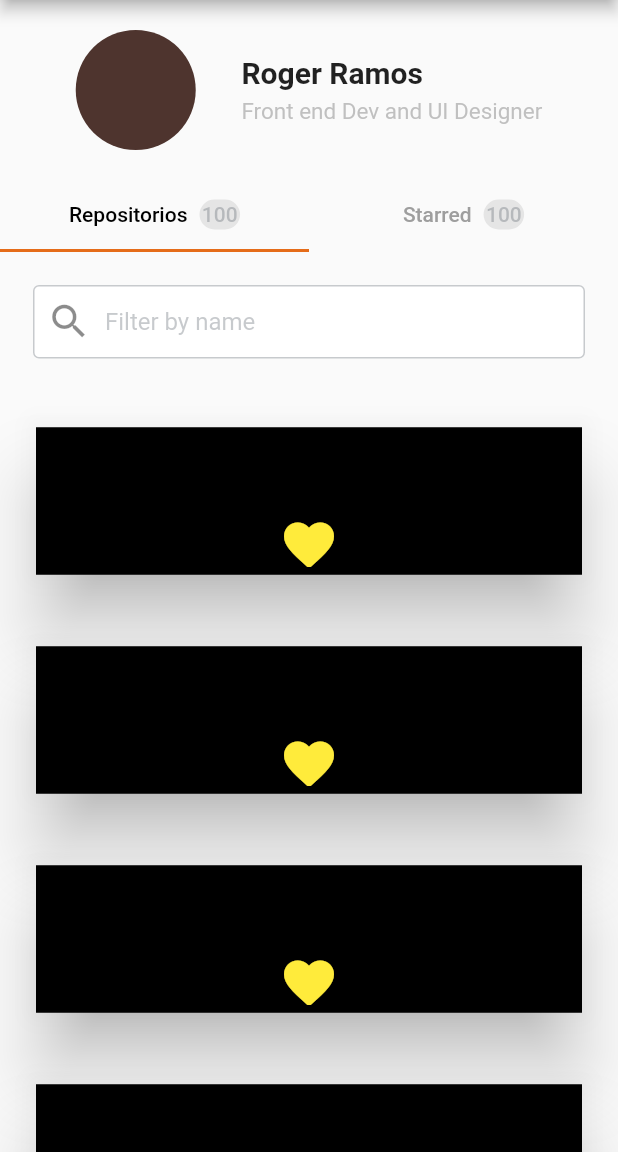
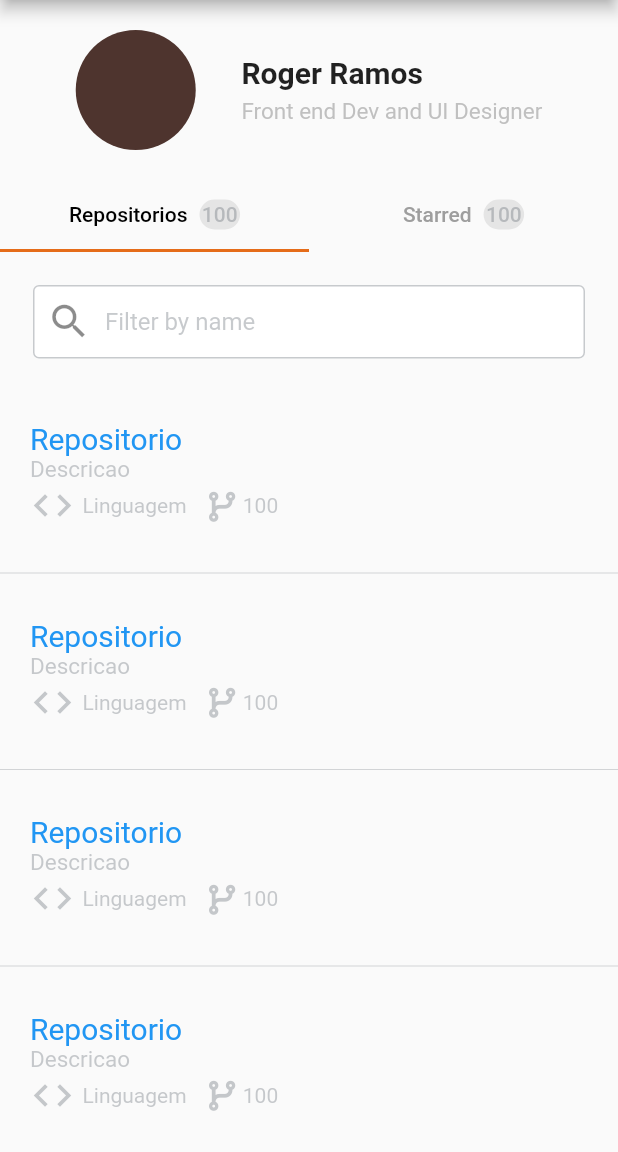
Before and after one commit to RegisSalesRA/flutter_github_api, a Flutter app: the screen it shows after launch, on a phone screen of 412 x 824 dp, the part 84-1236 px from its top. Run offline on Flutter 3.47's test engine with Material 2 defaults, Android fonts, the phone set to English and light mode, and no system bars; our stand-ins replace font_awesome_flutter.

Commit message:
Finish listview

```diff
--- a/lib/components/page_tab1.dart
+++ b/lib/components/page_tab1.dart
@@ -1,4 +1,6 @@
+import 'package:adagri/styles/text.dart';
 import 'package:flutter/material.dart';
+import 'package:font_awesome_flutter/font_awesome_flutter.dart';
 
 import '../styles/colors.dart';
 
@@ -341,29 +343,72 @@ class PageOne extends StatelessWidget {
             Expanded(
                 child: ListView.builder(
               itemBuilder: (BuildContext ctx, int index) {
-                return Padding(
-                  padding: const EdgeInsets.all(20),
-                  child: Card(
-                    shape: Border.all(
-                      width: 5,
+                return Column(
+                  children: <Widget>[
+                    Padding(
+                      padding: EdgeInsets.all(20),
+                      child: Column(
+                          crossAxisAlignment: CrossAxisAlignment.start,
+                          children: [
+                            Text(
+                              "Repositorio",
+                              style: TextStyle(
+                                  fontSize: CustomText.bold,
+                                  color: Colors.blue),
+                            ),
+                            Text(
+                              "Descricao",
+                              style: TextStyle(
+                                  fontSize: CustomText.regular,
+                                  color: CustomColors.slateGrey),
+                            ),
+                            Row(
+                              children: [
+                                Row(
+                                  children: [
+                                    Icon(
+                                      Icons.code,
+                                      color: CustomColors.slateGreyTwo,
+                                      size: 30,
+                                    ),
+                                    SizedBox(
+                                      width: 5,
+                                    ),
+                                    Text("Linguagem",
+                                        style: TextStyle(
+                                            color: CustomColors.slateGrey)),
+                                  ],
+                                ),
+                                SizedBox(
+                                  width: 15,
+                                ),
+                                Row(
+                                  children: [
+                                    FaIcon(
+                                      FontAwesomeIcons.codeBranch,
+                                      size: 20,
+                                      color: CustomColors.slateGreyTwo,
+                                    ),
+                                    SizedBox(
+                                      width: 5,
+                                    ),
+                                    Text("100",
+                                        style: TextStyle(
+                                            color: CustomColors.slateGrey)),
+                                  ],
+                                ),
+                              ],
+                            ),
+                          ]),
                     ),
-                    elevation: 20,
-                    color: Colors.black,
-                    child: Column(
-                      children: <Widget>[
-                        Text("Searchbar"),
-                        Text(a[index]),
-                        const SizedBox(
-                          height: 10,
-                        ),
-                        const Icon(
-                          Icons.favorite,
-                          color: Colors.yellow,
-                          size: 40,
-                        ),
-                      ],
+                    Divider(
+                      color: CustomColors.slateGreyTwo,
+                      height: 20,
+                      thickness: 0.5,
+                      indent: 0,
+                      endIndent: 0,
                     ),
-                  ),
+                  ],
                 );
               },
               itemCount: a.length,
```
